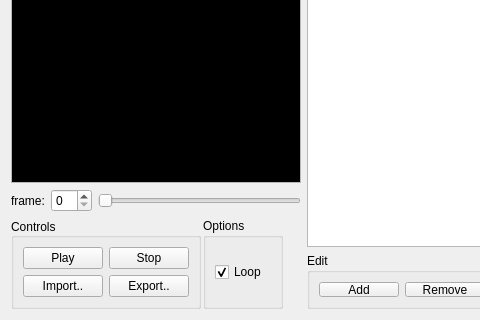
Old version of the form src/ui/tabs/tabanimsequence.ui in the repository PsyCommando/ppmdu_spriteeditor; both pictures show x 0 to 480 and y 150 to 470 of the 806 by 470 pixel window.
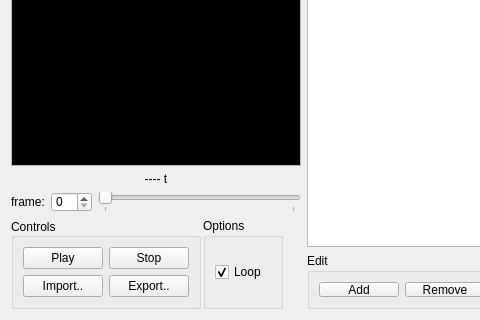
New version of the form. Icons and pictures are not drawn.

The edit to the form file:
```diff
--- a/src/ui/tabs/tabanimsequence.ui
+++ b/src/ui/tabs/tabanimsequence.ui
@@ -108,9 +108,19 @@
         </widget>
        </item>
        <item>
-        <layout class="QHBoxLayout" name="horizontalLayout_4">
+        <widget class="QLabel" name="lblAnimTime">
+         <property name="text">
+          <string>---- t</string>
+         </property>
+         <property name="alignment">
+          <set>Qt::AlignCenter</set>
+         </property>
+        </widget>
+       </item>
+       <item>
+        <layout class="QHBoxLayout" name="hlFrameSlider">
          <item>
-          <layout class="QHBoxLayout" name="horizontalLayout">
+          <layout class="QHBoxLayout" name="hlFrameCounter">
            <item>
             <widget class="QLabel" name="label">
              <property name="text">
@@ -119,15 +129,43 @@
             </widget>
            </item>
            <item>
-            <widget class="QSpinBox" name="spinCurFrm"/>
+            <widget class="QSpinBox" name="spinCurFrm">
+             <property name="sizePolicy">
+              <sizepolicy hsizetype="Fixed" vsizetype="Fixed">
+               <horstretch>0</horstretch>
+               <verstretch>0</verstretch>
+              </sizepolicy>
+             </property>
+             <property name="minimumSize">
+              <size>
+               <width>32</width>
+               <height>20</height>
+              </size>
+             </property>
+            </widget>
            </item>
           </layout>
          </item>
          <item>
           <widget class="QSlider" name="sldrAnimSeq">
+           <property name="maximum">
+            <number>1</number>
+           </property>
            <property name="orientation">
             <enum>Qt::Horizontal</enum>
            </property>
+           <property name="invertedAppearance">
+            <bool>false</bool>
+           </property>
+           <property name="invertedControls">
+            <bool>false</bool>
+           </property>
+           <property name="tickPosition">
+            <enum>QSlider::TicksBelow</enum>
+           </property>
+           <property name="tickInterval">
+            <number>1</number>
+           </property>
           </widget>
          </item>
         </layout>
```
Left out of the diff: 28 changed lines with no effect on the pictures.
